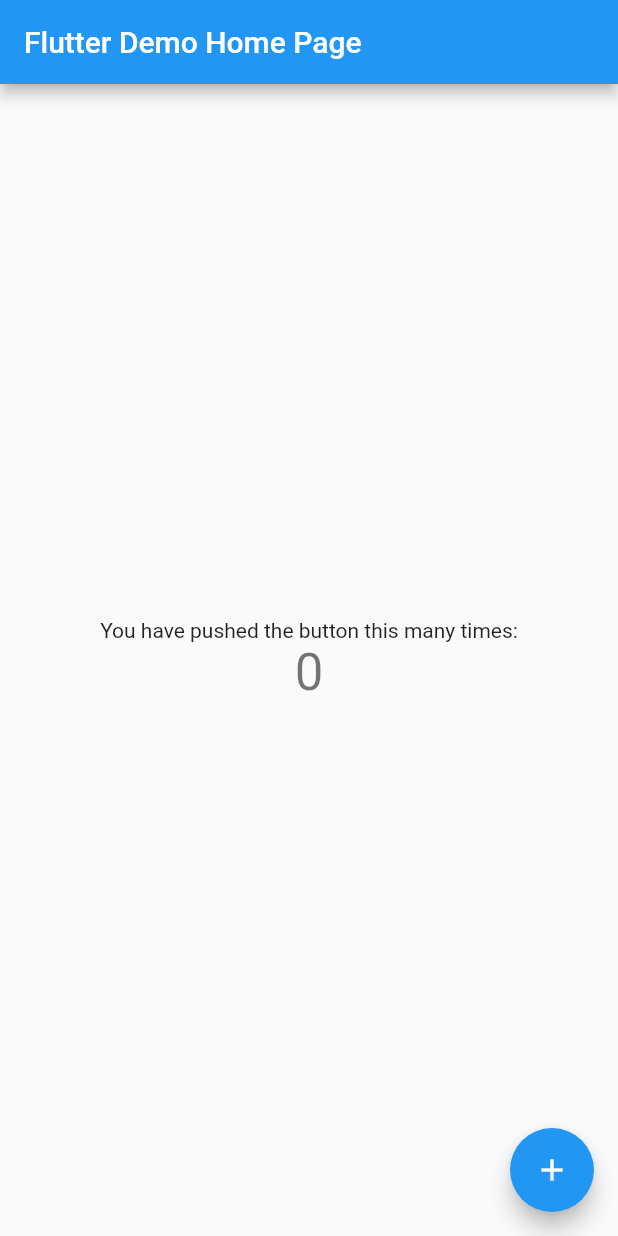
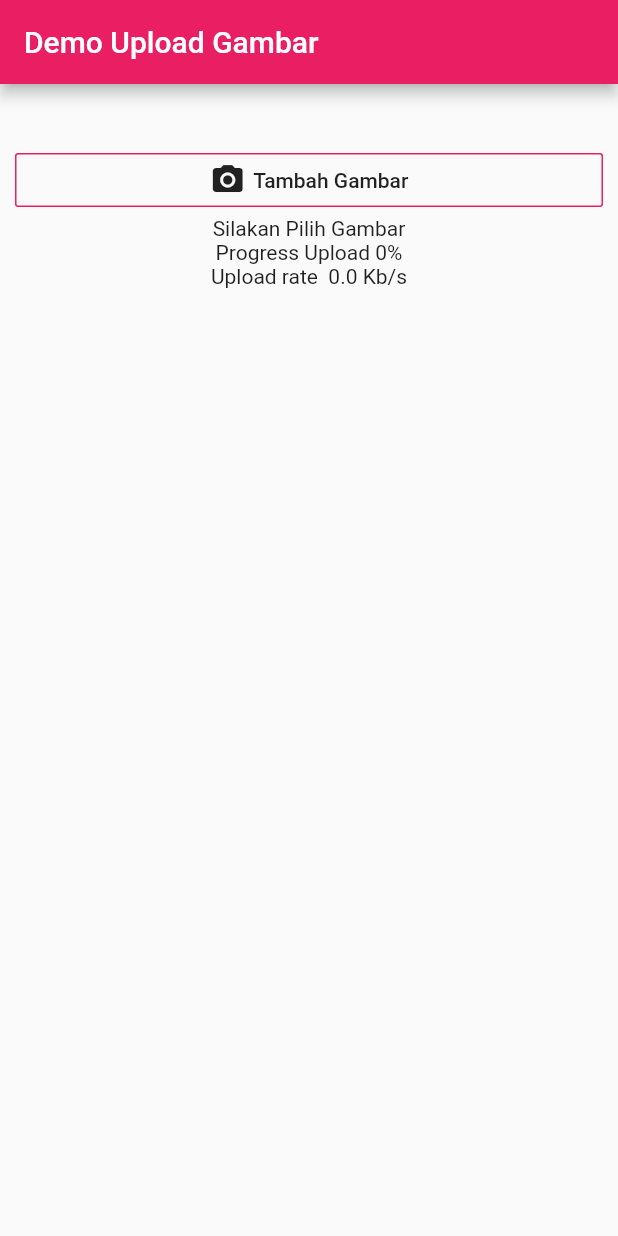
Before and after one commit to bervinleonardy/Challange-Upload-Foto_Flutter, a Flutter app: the screen it shows after launch, on a phone screen of 412 x 824 dp. Run offline on Flutter 3.47's test engine with Material 2 defaults, Android fonts, the phone set to English and light mode, and no system bars; our stand-ins replace image_picker, toast; missing offline and left inert: internet_speed_test, sweetalert.

Commit message:
Testing Upload Rest API

```diff
--- a/lib/main.dart
+++ b/lib/main.dart
@@ -1,4 +1,16 @@
+import 'dart:convert';
+import 'dart:io';
+
 import 'package:flutter/material.dart';
+import 'package:http/http.dart' as http;
+import 'package:http_parser/http_parser.dart';
+import 'package:image_picker/image_picker.dart';
+import 'package:internet_speed_test/callbacks_enum.dart';
+import 'package:internet_speed_test/internet_speed_test.dart';
+import 'package:mime/mime.dart';
+import 'package:sweetalert/sweetalert.dart';
+import 'package:toast/toast.dart';
+
 
 void main() {
   runApp(MyApp());
@@ -9,109 +21,279 @@ class MyApp extends StatelessWidget {
   @override
   Widget build(BuildContext context) {
     return MaterialApp(
-      title: 'Flutter Demo',
-      theme: ThemeData(
-        // This is the theme of your application.
-        //
-        // Try running your application with "flutter run". You'll see the
-        // application has a blue toolbar. Then, without quitting the app, try
-        // changing the primarySwatch below to Colors.green and then invoke
-        // "hot reload" (press "r" in the console where you ran "flutter run",
-        // or simply save your changes to "hot reload" in a Flutter IDE).
-        // Notice that the counter didn't reset back to zero; the application
-        // is not restarted.
-        primarySwatch: Colors.blue,
-        // This makes the visual density adapt to the platform that you run
-        // the app on. For desktop platforms, the controls will be smaller and
-        // closer together (more dense) than on mobile platforms.
-        visualDensity: VisualDensity.adaptivePlatformDensity,
-      ),
-      home: MyHomePage(title: 'Flutter Demo Home Page'),
-    );
+        title: 'Demo Upload Gambar',
+        theme: ThemeData(primarySwatch: Colors.pink),
+        home: ImageInput());
   }
 }
 
-class MyHomePage extends StatefulWidget {
-  MyHomePage({Key key, this.title}) : super(key: key);
-
-  // This widget is the home page of your application. It is stateful, meaning
-  // that it has a State object (defined below) that contains fields that affect
-  // how it looks.
-
-  // This class is the configuration for the state. It holds the values (in this
-  // case the title) provided by the parent (in this case the App widget) and
-  // used by the build method of the State. Fields in a Widget subclass are
-  // always marked "final".
-
-  final String title;
-
+class ImageInput extends StatefulWidget {
   @override
-  _MyHomePageState createState() => _MyHomePageState();
+  State<StatefulWidget> createState() {
+    return _ImageInput();
+  }
 }
 
-class _MyHomePageState extends State<MyHomePage> {
-  int _counter = 0;
+class _ImageInput extends State<ImageInput> {
+  final internetSpeedTest = InternetSpeedTest();
+  double downloadRate = 0;
+  double uploadRate = 0;
+  String downloadProgress = '0';
+  String uploadProgress = '0';
 
-  void _incrementCounter() {
+  String unitText = 'Mb/s';
+
+  // To store the file provided by the image_picker
+  File _imageFile;
+
+  // To track the file uploading state
+  bool _isUploading = false;
+
+  String baseUrl = 'https://buat-testing-ajah.000webhostapp.com/DemoflutterAPI/api.php';
+
+  void _getImage(BuildContext context, ImageSource source) async {
+    File image = await ImagePicker.pickImage(source: source);
+
     setState(() {
-      // This call to setState tells the Flutter framework that something has
-      // changed in this State, which causes it to rerun the build method below
-      // so that the display can reflect the updated values. If we changed
-      // _counter without calling setState(), then the build method would not be
-      // called again, and so nothing would appear to happen.
-      _counter++;
+      _imageFile = image;
     });
+
+    // Closes the bottom sheet
+    Navigator.pop(context);
+  }
+
+  Future<Map<String, dynamic>> _uploadImage(File image) async {
+    setState(() {
+      _isUploading = true;
+    });
+
+    // Find the mime type of the selected file by looking at the header bytes of the file
+    final mimeTypeData =
+    lookupMimeType(image.path, headerBytes: [0xFF, 0xD8]).split('/');
+
+    // Intilize the multipart request
+    final imageUploadRequest =
+    http.MultipartRequest(
+        'POST',
+        Uri.parse(baseUrl)
+    );
+
+
+    // Attach the file in the request
+    final file = await http.MultipartFile.fromPath(
+      'image',
+      image.path,
+      contentType: MediaType(mimeTypeData[0],
+          mimeTypeData[1]),
+//        encoding: Encoding.getByName("utf-8")
+    );
+
+    // Explicitly pass the extension of the image with request body
+    // Since image_picker has some bugs due which it mixes up
+    // image extension with file name like this filenamejpge
+    // Which creates some problem at the server side to manage
+    // or verify the file extension
+    imageUploadRequest.fields['ext'] = mimeTypeData[1];
+//    imageUploadRequest.fields['name_en'] = 'fd';
+//    imageUploadRequest.fields['name_ar'] = 'fd';
+//    imageUploadRequest.fields['currency_code'] = 'dfv';
+//    imageUploadRequest.fields['mobile_digit_count'] = '4';
+//    imageUploadRequest.fields['mobile_code'] = 'sdf';
+    imageUploadRequest.files.add(file);
+
+    try {
+      final streamedResponse = await imageUploadRequest.send();
+
+      final response = await http.Response.fromStream(streamedResponse);
+
+      if (response.statusCode != 200) {
+         print('Gagal');
+         return null;
+      }
+
+      final Map<String, dynamic> responseData = json.decode(response.body);
+
+      _resetState();
+
+      return responseData;
+    } catch (e) {
+      print(e);
+      return null;
+    }
+  }
+
+  void _startUploading() async {
+    final Map<String, dynamic> response = await _uploadImage(_imageFile);
+    print(response);
+    if ( response == null ) {
+      Toast.show("Image Upload Failed!!!", context,
+          duration: Toast.LENGTH_LONG, gravity: Toast.BOTTOM);
+    } else {
+      Toast.show("Image Uploaded Successfully!!!", context,
+          duration: Toast.LENGTH_LONG, gravity: Toast.BOTTOM);
+    }
+  }
+
+  void _resetState() {
+    setState(() {
+      _isUploading = false;
+      _imageFile = null;
+    });
+  }
+
+  void _openImagePickerModal(BuildContext context) {
+    final flatButtonColor = Theme.of(context).primaryColor;
+    print('Panggil Modal Picker Image');
+    showModalBottomSheet(
+        context: context,
+        builder: (BuildContext context) {
+          return Container(
+            height: 150.0,
+            padding: EdgeInsets.all(10.0),
+            child: Column(
+              children: <Widget>[
+                Text(
+                  'Ambil Gambar',
+                  style: TextStyle(fontWeight: FontWeight.bold),
+                ),
+                SizedBox(
+                  height: 10.0,
+                ),
+                FlatButton(
+                  textColor: flatButtonColor,
+                  child: Text('Kamera'),
+                  onPressed: () {
+                    _getImage(context, ImageSource.camera);
+                  },
+                ),
+                FlatButton(
+                  textColor: flatButtonColor,
+                  child: Text('Gallery'),
+                  onPressed: () {
+                    _getImage(context, ImageSource.gallery);
+                  },
+                ),
+              ],
+            ),
+          );
+        });
+  }
+
+  Widget _buildUploadBtn() {
+    Widget btnWidget = Container();
+
+    if (_isUploading) {
+      // File is being uploaded then show a progress indicator
+      btnWidget = Container(
+        margin: EdgeInsets.only(top: 10.0),
+        child: CircularProgressIndicator(),
+      );
+    } else if (!_isUploading && _imageFile != null) {
+      // If image is picked by the user then show a upload btn
+
+      btnWidget = Container(
+        margin: EdgeInsets.only(top: 10.0),
+        child: RaisedButton(
+          child: Text('Upload'),
+          onPressed: () {
+            _startUploading();
+            internetSpeedTest.startUploadTesting(
+                onDone: (double transferRate, SpeedUnit unit) {
+                  print('the transfer rate $transferRate');
+                  setState(() {
+                    uploadRate = transferRate;
+                    unitText = unit == SpeedUnit.Kbps ? 'Kb/s' : 'Mb/s';
+                    uploadProgress = '100';
+                    if (uploadProgress == '100'){
+                      SweetAlert.show(context,
+                          title: "Berhasil !",
+                          subtitle: "Gambar selesai di upload ke server",
+                          style: SweetAlertStyle.success);
+                    }
+                  });
+                },
+                onProgress:
+                    (double percent, double transferRate, SpeedUnit unit) {
+                  print('the transfer rate $transferRate, the percent $percent');
+                  setState(() {
+                    uploadRate = transferRate;
+                    unitText = unit == SpeedUnit.Kbps ? 'Kb/s' : 'Mb/s';
+                    uploadProgress = percent.toStringAsFixed(2);
+                    print(transferRate*1000);
+                    if (transferRate*1000 < 5 ){
+                      SweetAlert.show(context,
+                          title: "Peringatan !",
+                          subtitle: "Pastikan koneksi internet anda stabil ",
+                          style: SweetAlertStyle.confirm,
+                          // ignore: missing_return
+                          showCancelButton: true, onPress: (bool isConfirm) {
+                            if (isConfirm) {
+                              SweetAlert.show(context,style: SweetAlertStyle.success,title: "Success");
+                              // return false to keep dialog
+                            return false;
+                            }
+                          });
+                    }
+                  });
+                },
+                onError: (String errorMessage, String speedTestError) {
+                  print('the errorMessage $errorMessage, the speedTestError $speedTestError');
+                  SweetAlert.show(context,
+                      title: "Oops !",
+                      subtitle: "Sepertinya terjadi kesalahan",
+                      style: SweetAlertStyle.error);
+                }
+                );
+          },
+          color: Colors.pinkAccent,
+          textColor: Colors.white,
+        ),
+      );
+    }
+
+    return btnWidget;
   }
 
   @override
   Widget build(BuildContext context) {
-    // This method is rerun every time setState is called, for instance as done
-    // by the _incrementCounter method above.
-    //
-    // The Flutter framework has been optimized to make rerunning build methods
-    // fast, so that you can just rebuild anything that needs updating rather
-    // than having to individually change instances of widgets.
     return Scaffold(
       appBar: AppBar(
-        // Here we take the value from the MyHomePage object that was created by
-        // the App.build method, and use it to set our appbar title.
-        title: Text(widget.title),
+        title: Text('Demo Upload Gambar'),
       ),
-      body: Center(
-        // Center is a layout widget. It takes a single child and positions it
-        // in the middle of the parent.
-        child: Column(
-          // Column is also a layout widget. It takes a list of children and
-          // arranges them vertically. By default, it sizes itself to fit its
-          // children horizontally, and tries to be as tall as its parent.
-          //
-          // Invoke "debug painting" (press "p" in the console, choose the
-          // "Toggle Debug Paint" action from the Flutter Inspector in Android
-          // Studio, or the "Toggle Debug Paint" command in Visual Studio Code)
-          // to see the wireframe for each widget.
-          //
-          // Column has various properties to control how it sizes itself and
-          // how it positions its children. Here we use mainAxisAlignment to
-          // center the children vertically; the main axis here is the vertical
-          // axis because Columns are vertical (the cross axis would be
-          // horizontal).
-          mainAxisAlignment: MainAxisAlignment.center,
-          children: <Widget>[
-            Text(
-              'You have pushed the button this many times:',
+      body: Column(
+        children: <Widget>[
+          Padding(
+            padding: const EdgeInsets.only(top: 40.0, left: 10.0, right: 10.0),
+            child: OutlineButton(
+              onPressed: () => _openImagePickerModal(context),
+              borderSide:
+              BorderSide(color: Theme.of(context).accentColor, width: 1.0),
+              child: Row(
+                mainAxisAlignment: MainAxisAlignment.center,
+                children: <Widget>[
+                  Icon(Icons.camera_alt),
+                  SizedBox(
+                    width: 5.0,
+                  ),
+                  Text('Tambah Gambar'),
+                ],
+              ),
             ),
-            Text(
-              '$_counter',
-              style: Theme.of(context).textTheme.headline4,
-            ),
-          ],
-        ),
+          ),
+          _imageFile == null
+              ? Text('Silakan Pilih Gambar')
+              : Image.file(
+            _imageFile,
+            fit: BoxFit.cover,
+            height: 300.0,
+            alignment: Alignment.topCenter,
+            width: MediaQuery.of(context).size.width,
+          ),
+          Text('Progress Upload $uploadProgress%'),
+          Text('Upload rate  $uploadRate Kb/s'),
+          _buildUploadBtn(),
+        ],
       ),
-      floatingActionButton: FloatingActionButton(
-        onPressed: _incrementCounter,
-        tooltip: 'Increment',
-        child: Icon(Icons.add),
-      ), // This trailing comma makes auto-formatting nicer for build methods.
     );
   }
 }
```
